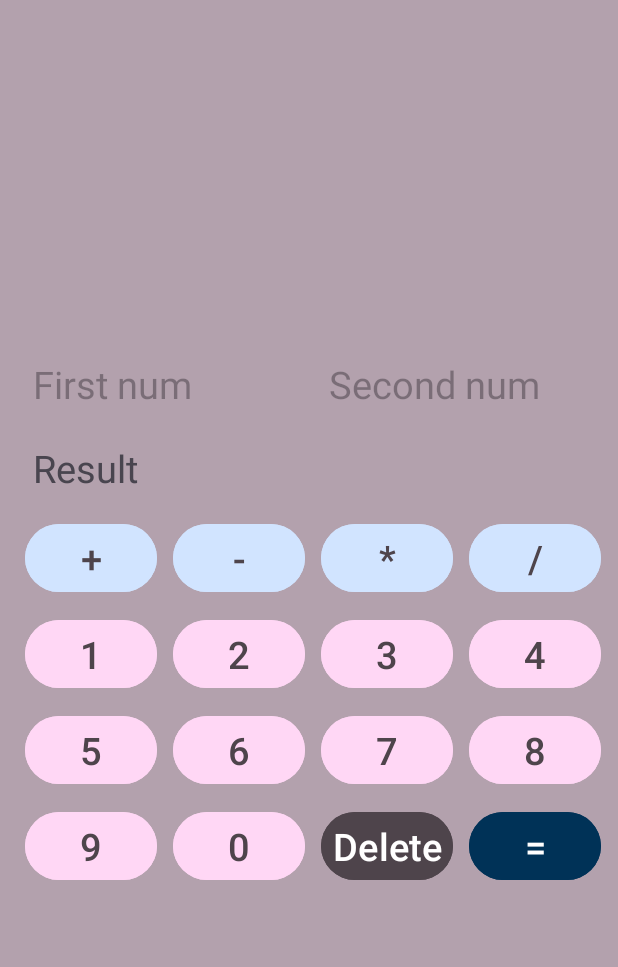
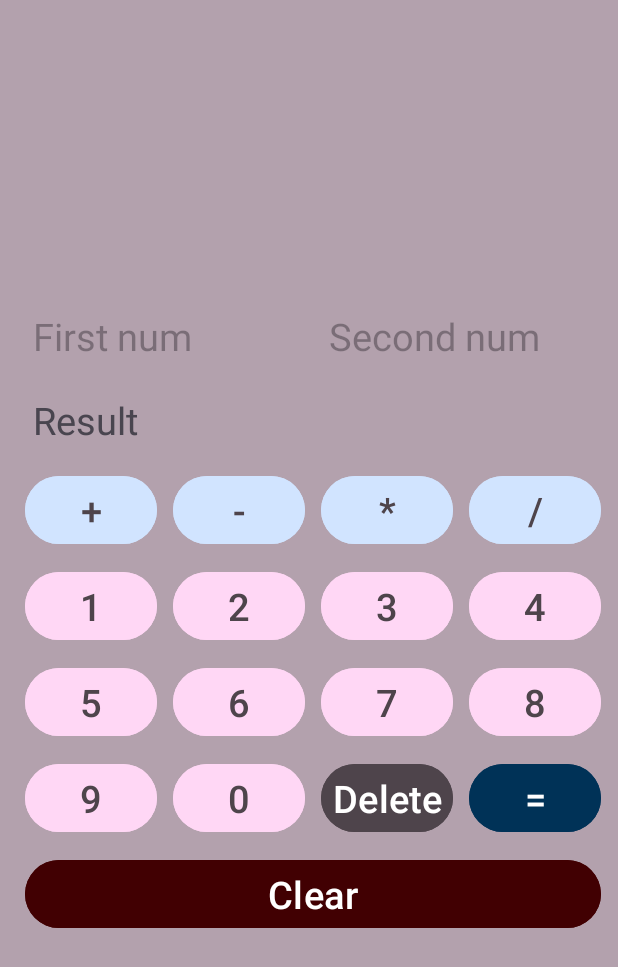
Before and after one commit to alexanndrra/CalculatorAppChanda, an Android app: the screen it shows after launch (MainActivity), on a phone screen of 412 x 824 dp. Shown: the top 967 px of the screen. Run offline under Robolectric (Android 15) with nearby library versions, the phone set to English and light mode, and no system bars.

Commit message:
added a button that clears everything

```diff
--- a/app/src/main/res/layout/activity_main.xml
+++ b/app/src/main/res/layout/activity_main.xml
@@ -270,7 +270,20 @@
 
         <TableRow
             android:layout_width="match_parent"
-            android:layout_height="match_parent" />
+            android:layout_height="match_parent" >
+
+            <Button
+                android:id="@+id/buttonClear"
+                android:layout_width="wrap_content"
+                android:layout_height="wrap_content"
+                android:layout_margin="@dimen/opNumMargin"
+                android:layout_span="4"
+                android:backgroundTint="@color/md_theme_light_onErrorContainer"
+                android:padding="@dimen/opNumPadding"
+                android:text="@string/clear"
+                android:textSize="@dimen/fontSizeNumbers"
+                android:onClick="onClick"/>
+        </TableRow>
 
         <TableRow
             android:layout_width="match_parent"
--- a/app/src/main/res/values/strings.xml
+++ b/app/src/main/res/values/strings.xml
@@ -1,9 +1,11 @@
 <resources>
-    <string name="app_name">Calculator</string>
+    <string name="app_name">CalculatorChanda</string>
     <string name="plus">+</string>
     <string name="minus">-</string>
     <string name="multiply">*</string>
     <string name="divide">/</string>
     <string name="delete">Delete</string>
     <string name="equals">=</string>
+    <string name="clear">Clear</string>
+
 </resources>
```
Also changed, not shown: app/src/main/java/com/example/calculatorappchanda/MainActivity.java (+10 -1 lines).
